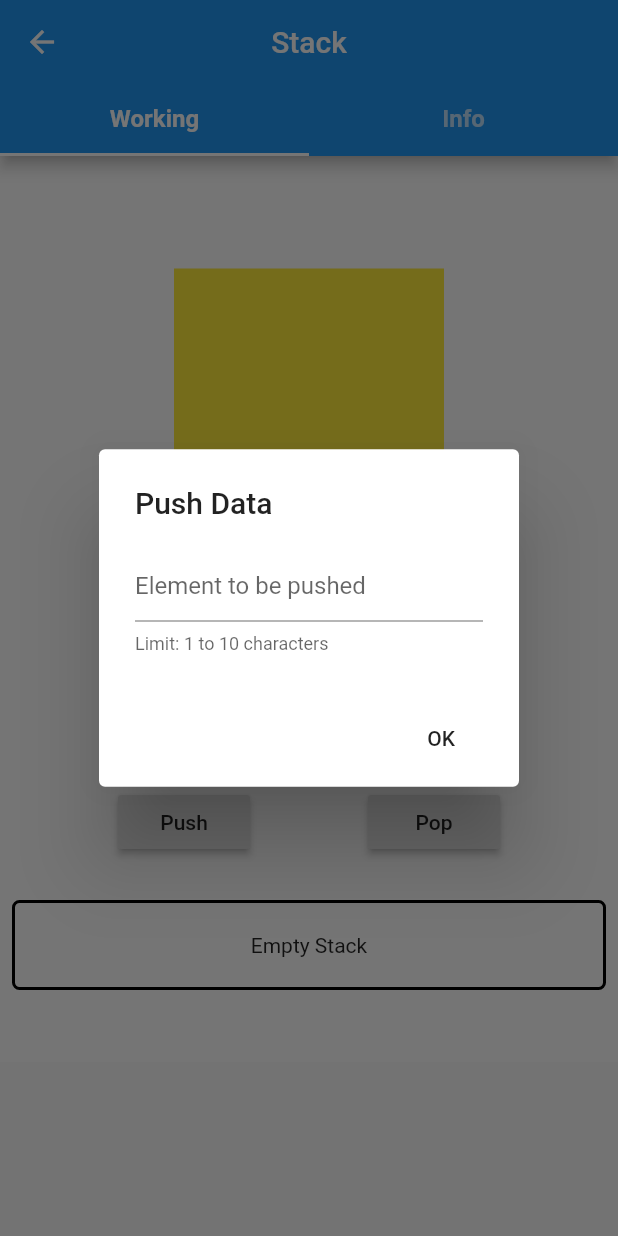
After one commit to Monster-18/data_structures, a Flutter app: the StackDS screen opened by its route, after a tap on "Push", on a phone screen of 412 x 824 dp. The commit adds this screen. Run offline on Flutter 3.47's test engine with Material 2 defaults, Android fonts, the phone set to English and light mode, and no system bars.

Commit message:
Completed Stack DS.

```diff
--- /dev/null
+++ b/lib/data_structures/stack.dart
@@ -0,0 +1,363 @@
+import 'package:flutter/material.dart';
+
+class StackDS extends StatelessWidget {
+  @override
+  Widget build(BuildContext context) {
+    return DefaultTabController(
+        length: 2,
+        child: Scaffold(
+          appBar: AppBar(
+            title: Text('Stack'),
+            centerTitle: true,
+            bottom: TabBar(
+              tabs: [
+                Tab(
+                  child: Text(
+                      'Working',
+                    style: TextStyle(
+                      fontWeight: FontWeight.bold,
+                      fontSize: 16.0
+                    ),
+                  ),
+                ),
+                Tab(
+                  child: Text(
+                    'Info',
+                    style: TextStyle(
+                        fontWeight: FontWeight.bold,
+                        fontSize: 16.0
+                    ),
+                  ),
+                ),
+              ],
+            ),
+          ),
+          body: TabBarView(
+            children: [
+              StackImplementation(),
+              StackInfo()
+            ],
+          ),
+        )
+    );
+  }
+}
+
+class StackImplementation extends StatefulWidget {
+  @override
+  _StackImplementationState createState() => _StackImplementationState();
+}
+
+class _StackImplementationState extends State<StackImplementation> {
+  //Creating Object for class StackOperations
+  StackOperations _stack = new StackOperations();
+
+  TextEditingController pushEleController = new TextEditingController();
+
+  //Display Errors
+  bool error = false;
+  String errorText;
+
+  //Display Info
+  bool info = false;
+  String infoText;
+
+  List<Widget> stackBody(){
+    List<String> list = _stack.getList();
+    List<Widget> l = [];
+
+    bool isTop = true;
+
+    for(String data in  list){
+      l.add(
+        Padding(
+          padding: const EdgeInsets.all(2.0),
+          child: Container(
+            height: 30,
+            color: (isTop)? Colors.green: Colors.red,
+            child: Center(
+              child: Text(data)
+            ),
+          ),
+        ),
+      );
+
+      if(isTop){
+        isTop = false;
+      }
+
+    }
+
+    return l;
+  }
+
+  //Alert box for getting element to be pushed
+  Future<void> alertBoxForPushingData(BuildContext context){
+
+    FlatButton okButton = FlatButton(
+      onPressed: (){
+        if(pushEleController.text.isEmpty || pushEleController.text.length > 10){
+          pushEleController.clear();
+        }else{
+          Navigator.pop(context);
+        }
+      },
+      child: Text("OK"),
+    );
+
+    TextField text = TextField(
+      controller: pushEleController,
+      decoration: InputDecoration(
+        hintText: 'Element to be pushed',
+        helperText: 'Limit: 1 to 10 characters',
+      ),
+    );
+
+    AlertDialog alert = AlertDialog(
+      title: Text('Push Data'),
+      content: text,
+      actions: [
+        okButton
+      ],
+    );
+
+    return showDialog(
+      context: context,
+      barrierDismissible: false,
+      builder: (context){
+        return alert;
+      }
+    );
+  }
+
+
+  @override
+  Widget build(BuildContext context) {
+    return SingleChildScrollView(
+      child: Container(
+        color: Colors.white70,
+        child: Column(
+          mainAxisAlignment: MainAxisAlignment.spaceEvenly,
+          children: [
+            //Stack Container
+            Container(
+              // color: Colors.red,
+              width: MediaQuery.of(context).size.width,
+              height: 400.0,
+              child: Container(
+                child: Center(
+                  child: Container(
+                    width: 180,
+                    height: 250,
+                    color: Colors.yellow,
+                    child: Padding(
+                      padding: const EdgeInsets.all(10.0),
+                      child: Column(
+                        mainAxisAlignment: MainAxisAlignment.end,
+                        children: stackBody(),
+                        // [
+                        //   Padding(
+                        //     padding: const EdgeInsets.all(2.0),
+                        //     child: Container(
+                        //       height: 30,
+                        //       color: Colors.red,
+                        //     ),
+                        //   ),
+                        //   Padding(
+                        //     padding: const EdgeInsets.all(2.0),
+                        //     child: Container(
+                        //       height: 30,
+                        //       color: Colors.green,
+                        //     ),
+                        //   ),
+                        // ],
+                      ),
+                    ),
+                  ),
+                ),
+              ),
+            ),
+
+            SizedBox(
+              height: 20,
+            ),
+
+            //Stack Operations
+            Row(
+              mainAxisAlignment: MainAxisAlignment.spaceEvenly,
+              children: [
+                RaisedButton(
+                    onPressed: () async{
+                      await alertBoxForPushingData(context);
+                      if(pushEleController.text.isNotEmpty){
+                        String pushedData = pushEleController.text;
+                        bool flag = _stack.push(pushedData);
+                        pushEleController.clear();
+                        if(!flag){
+                          info = false;
+                          error = true;
+                          errorText = "Stack Overflow";
+                        }else{
+                          error = false;
+                          info = true;
+                          infoText = "Pushed $pushedData";
+                        }
+                        setState(() {});
+                      }
+                    },
+                  child: Text('Push'),
+                ),
+                RaisedButton(
+                  onPressed: (){
+                    String data = _stack.pop();
+                    if(data == null){
+                      info = false;
+                      error = true;
+                      errorText = "Stack Underflow";
+                    }else{
+                      error = false;
+                      info = true;
+                      infoText = "Poped $data";
+                    }
+                    setState(() {});
+                  },
+                  child: Text('Pop'),
+                ),
+              ],
+            ),
+
+            SizedBox(
+              height: 20,
+            ),
+
+            //Info
+            Padding(
+              padding: const EdgeInsets.all(8.0),
+              child: Container(
+                width: MediaQuery.of(context).size.width,
+                height: 60.0,
+                decoration: BoxDecoration(
+                  border: Border.all(
+                      color: (error)? Colors.red: (info)? Colors.blue: Colors.black,
+                      width: 2.0,
+                      style: BorderStyle.solid
+                  ),
+                  borderRadius: BorderRadius.all(Radius.circular(5.0))
+                ),
+                child: Padding(
+                  padding: const EdgeInsets.all(10.0),
+                  child: Container(
+                    child: Center(
+                      child: (error)?
+                              Text(
+                                  errorText,
+                                style: TextStyle(
+                                  fontSize: 20.0
+                                ),
+                              ):
+                      (info)?
+                          Text(
+                            infoText,
+                            style: TextStyle(
+                                fontSize: 20.0
+                            ),
+                          ):
+                          Text('Empty Stack'),
+                    ),
+                  ),
+                ),
+              ),
+            ),
+
+            SizedBox(
+              height: 40,
+            ),
+          ],
+        ),
+      ),
+    );
+  }
+}
+
+class StackOperations{
+  List<String> list = [];
+
+  bool push(String data){
+    if(list.length > 5){      //Overflow Condition
+      return false;
+    }
+
+    list.insert(0, data);
+    return true;
+  }
+
+  String pop(){
+    if(list.isEmpty){       //Underflow Condition
+      return null;
+    }
+
+    String popedElement = list.first;
+    list.removeAt(0);
+    return popedElement;
+  }
+
+  List<String> getList(){
+    return list;
+  }
+}
+
+class StackInfo extends StatelessWidget {
+
+  List<String> list = [
+    'Green color denotes data in the top position',
+    'Push Button pushes data into the Stack',
+    'Pop Button pops out the data present in the top position from the Stack',
+    'Maximum size of this Stack is 6',
+  ];
+
+  List<Widget> infoWidget(){
+    List<Widget> l = [];
+
+    for(String info in list){
+      l.add(
+        Padding(
+          padding: const EdgeInsets.all(10.0),
+          child: Row(
+            children: [
+              Flexible(
+                child: Text(
+                  info,
+                  maxLines: 2,
+                  overflow: TextOverflow.ellipsis,
+                  style: TextStyle(
+                    fontSize: 20.0
+                  ),
+                ),
+              ),
+            ],
+          ),
+        )
+      );
+
+      l.add(
+        SizedBox(
+          height: 20,
+        ),
+      );
+    }
+
+    return l;
+  }
+
+  @override
+  Widget build(BuildContext context) {
+    return Container(
+      child: Padding(
+        padding: EdgeInsets.all(8.0),
+        child: Column(
+          children: infoWidget(),
+        ),
+      ),
+    );
+  }
+}
--- a/lib/home.dart
+++ b/lib/home.dart
@@ -9,15 +9,22 @@ class Home extends StatelessWidget {
         centerTitle: true,
       ),
       body: Padding(
-        padding: const EdgeInsets.all(10.0),
+        padding: const EdgeInsets.all(20.0),
         child: Container(
           child: Column(
             children: [
               Row(
                 mainAxisAlignment: MainAxisAlignment.spaceEvenly,
                 children: [
-                  Button(title: "Stack",),
-                  Button(title: "Queue",),
+                  Button(
+                    title: "Stack",
+                    callback: (){
+                      Navigator.pushNamed(context, '/stack');
+                    },
+                  ),
+                  Button(
+                    title: "Queue",
+                  ),
                 ],
               )
             ],
@@ -31,8 +38,9 @@ class Home extends StatelessWidget {
 
 class Button extends StatefulWidget {
   final String title;
+  final VoidCallback callback;
 
-  Button({this.title});
+  Button({this.title, this.callback});
 
   @override
   _ButtonState createState() => _ButtonState();
@@ -57,10 +65,11 @@ class _ButtonState extends State<Button> {
             onPressed = false;
           });
         },
+        onTap: widget.callback,
 
         child: Container(
-          width: 100,
-          height: 100,
+          width: (MediaQuery.of(context).size.width > 700)? 300: 150,
+          height: (MediaQuery.of(context).size.width > 700)? 300: 150,
           decoration: BoxDecoration(
             borderRadius: BorderRadius.all(Radius.circular(5.0)),
             border: Border.all(color: Colors.black, width: 1.0, style: BorderStyle.solid),
--- a/lib/main.dart
+++ b/lib/main.dart
@@ -2,6 +2,9 @@ import 'package:flutter/material.dart';
 
 //Home Page
 import 'package:data_structures/home.dart';
+
+//Data Structures
+import 'package:data_structures/data_structures/stack.dart';
 
 void main() {
   runApp(MyApp());
@@ -22,6 +25,9 @@ class MyApp extends StatelessWidget {
       initialRoute: '/',
       routes: {
         '/': (context) => Home(),
+
+        //Data Structures
+        '/stack': (context) => StackDS(),
       },
 
     );
```
